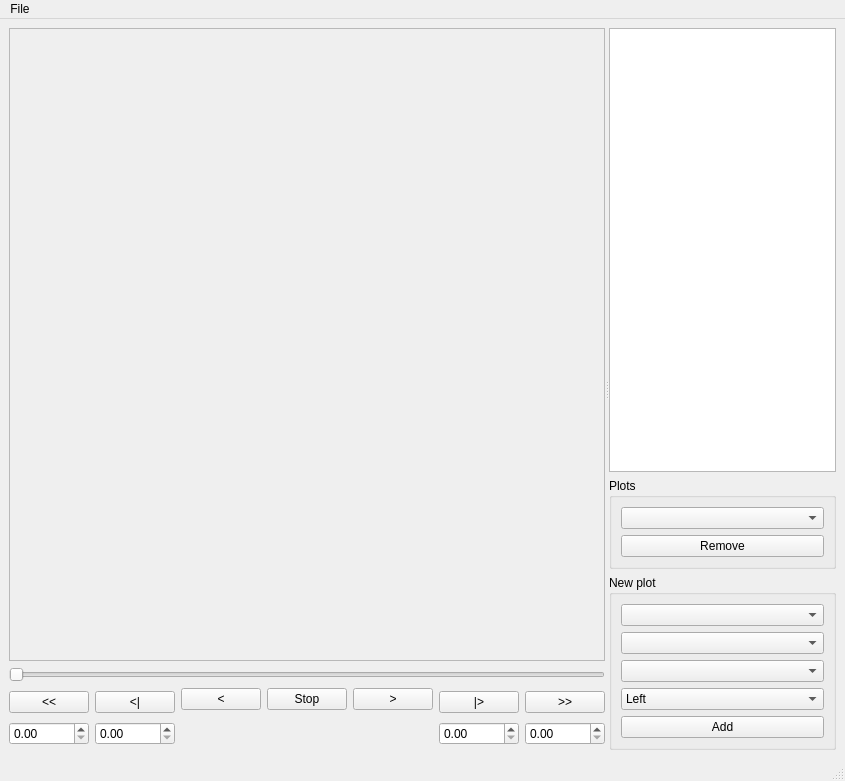
This is gait_driver/tplot_main_window.ui in mjbots/mjmech as Qt 5 draws it before an edit. The edited form follows.
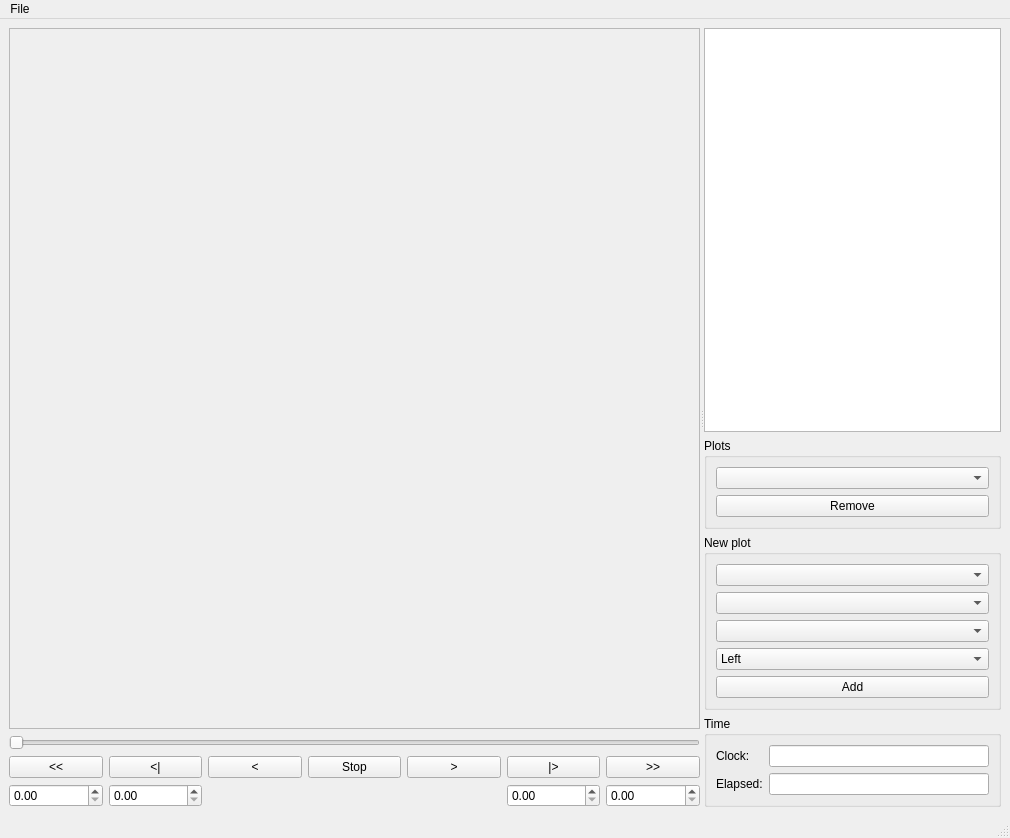
This is the edited form.

Commit message: tplot: Basic basic tree view working with the slider.  No play buttons yet.

```diff
--- a/gait_driver/tplot_main_window.ui
+++ b/gait_driver/tplot_main_window.ui
@@ -6,22 +6,22 @@
    <rect>
     <x>0</x>
     <y>0</y>
-    <width>845</width>
-    <height>781</height>
+    <width>1010</width>
+    <height>838</height>
    </rect>
   </property>
   <property name="windowTitle">
    <string>MainWindow</string>
   </property>
   <widget class="QWidget" name="centralwidget">
-   <layout class="QVBoxLayout" name="verticalLayout_12">
+   <layout class="QVBoxLayout" name="verticalLayout_3">
     <item>
      <widget class="QSplitter" name="splitter">
       <property name="orientation">
        <enum>Qt::Horizontal</enum>
       </property>
       <widget class="QWidget" name="">
-       <layout class="QVBoxLayout" name="verticalLayout_11" stretch="1,0,0">
+       <layout class="QVBoxLayout" name="verticalLayout" stretch="1,0,0">
         <item>
          <widget class="QFrame" name="plotFrame">
           <property name="sizePolicy">
@@ -39,150 +39,89 @@
          </widget>
         </item>
         <item>
-         <widget class="QSlider" name="horizontalSlider">
+         <widget class="QSlider" name="timeSlider">
+          <property name="maximum">
+           <number>1000</number>
+          </property>
           <property name="orientation">
            <enum>Qt::Horizontal</enum>
           </property>
          </widget>
         </item>
         <item>
-         <layout class="QHBoxLayout" name="horizontalLayout">
-          <item>
-           <layout class="QVBoxLayout" name="verticalLayout">
-            <item>
+         <layout class="QGridLayout" name="gridLayout">
+          <item row="0" column="0">
              <widget class="QPushButton" name="fastReverseButton">
               <property name="text">
                <string>&lt;&lt;</string>
               </property>
              </widget>
             </item>
-            <item>
-             <widget class="QDoubleSpinBox" name="fastReverseSpin"/>
-            </item>
-           </layout>
-          </item>
-          <item>
-           <layout class="QVBoxLayout" name="verticalLayout_2">
-            <item>
+          <item row="0" column="1">
              <widget class="QPushButton" name="stepBackButton">
               <property name="text">
                <string>&lt;|</string>
               </property>
              </widget>
             </item>
-            <item>
-             <widget class="QDoubleSpinBox" name="stepBackSpin"/>
-            </item>
-           </layout>
-          </item>
-          <item>
-           <layout class="QVBoxLayout" name="verticalLayout_5">
-            <item>
+          <item row="0" column="2">
              <widget class="QPushButton" name="pushButton_3">
               <property name="text">
                <string>&lt;</string>
               </property>
              </widget>
             </item>
-            <item>
-             <spacer name="verticalSpacer">
-              <property name="orientation">
-               <enum>Qt::Vertical</enum>
-              </property>
-              <property name="sizeHint" stdset="0">
-               <size>
-                <width>20</width>
-                <height>28</height>
-               </size>
-              </property>
-             </spacer>
-            </item>
-           </layout>
-          </item>
-          <item>
-           <layout class="QVBoxLayout" name="verticalLayout_6">
-            <item>
+          <item row="0" column="3">
              <widget class="QPushButton" name="stopButton">
               <property name="text">
                <string>Stop</string>
               </property>
              </widget>
             </item>
-            <item>
-             <spacer name="verticalSpacer_2">
-              <property name="orientation">
-               <enum>Qt::Vertical</enum>
-              </property>
-              <property name="sizeHint" stdset="0">
-               <size>
-                <width>20</width>
-                <height>40</height>
-               </size>
-              </property>
-             </spacer>
-            </item>
-           </layout>
-          </item>
-          <item>
-           <layout class="QVBoxLayout" name="verticalLayout_7">
-            <item>
+          <item row="0" column="4">
              <widget class="QPushButton" name="playButton">
               <property name="text">
                <string>&gt;</string>
               </property>
              </widget>
             </item>
-            <item>
-             <spacer name="verticalSpacer_3">
-              <property name="orientation">
-               <enum>Qt::Vertical</enum>
-              </property>
-              <property name="sizeHint" stdset="0">
-               <size>
-                <width>20</width>
-                <height>40</height>
-               </size>
-              </property>
-             </spacer>
-            </item>
-           </layout>
-          </item>
-          <item>
-           <layout class="QVBoxLayout" name="verticalLayout_3">
-            <item>
+          <item row="0" column="5">
              <widget class="QPushButton" name="stepForwardButton">
               <property name="text">
                <string>|&gt;</string>
               </property>
              </widget>
             </item>
-            <item>
-             <widget class="QDoubleSpinBox" name="stepForwardSpin"/>
-            </item>
-           </layout>
-          </item>
-          <item>
-           <layout class="QVBoxLayout" name="verticalLayout_4">
-            <item>
+          <item row="0" column="6">
              <widget class="QPushButton" name="fastForwardButton">
               <property name="text">
                <string>&gt;&gt;</string>
               </property>
              </widget>
             </item>
-            <item>
+          <item row="1" column="0">
+           <widget class="QDoubleSpinBox" name="fastReverseSpin"/>
+          </item>
+          <item row="1" column="1">
+           <widget class="QDoubleSpinBox" name="stepBackSpin"/>
+          </item>
+          <item row="1" column="5">
+           <widget class="QDoubleSpinBox" name="stepForwardSpin"/>
+          </item>
+          <item row="1" column="6">
              <widget class="QDoubleSpinBox" name="fastForwardSpin"/>
             </item>
            </layout>
           </item>
          </layout>
-        </item>
-       </layout>
       </widget>
       <widget class="QWidget" name="">
-       <layout class="QVBoxLayout" name="verticalLayout_10">
+       <layout class="QVBoxLayout" name="verticalLayout_2">
         <item>
          <widget class="QTreeWidget" name="treeWidget">
+          <property name="columnCount">
+           <number>2</number>
+          </property>
           <attribute name="headerVisible">
            <bool>false</bool>
           </attribute>
@@ -191,6 +130,11 @@
             <string notr="true">1</string>
            </property>
           </column>
+          <column>
+           <property name="text">
+            <string notr="true">2</string>
+           </property>
+          </column>
          </widget>
         </item>
         <item>
@@ -261,6 +205,43 @@
           </layout>
          </widget>
         </item>
+        <item>
+         <widget class="QGroupBox" name="groupBox_3">
+          <property name="title">
+           <string>Time</string>
+          </property>
+          <layout class="QFormLayout" name="formLayout">
+           <item row="0" column="0">
+            <widget class="QLabel" name="clockLabel">
+             <property name="text">
+              <string>Clock:</string>
+             </property>
+            </widget>
+           </item>
+           <item row="0" column="1">
+            <widget class="QLineEdit" name="clockEdit">
+             <property name="readOnly">
+              <bool>true</bool>
+             </property>
+            </widget>
+           </item>
+           <item row="1" column="0">
+            <widget class="QLabel" name="elapsedLabel">
+             <property name="text">
+              <string>Elapsed:</string>
+             </property>
+            </widget>
+           </item>
+           <item row="1" column="1">
+            <widget class="QLineEdit" name="elapsedEdit">
+             <property name="readOnly">
+              <bool>true</bool>
+             </property>
+            </widget>
+           </item>
+          </layout>
+         </widget>
+        </item>
        </layout>
       </widget>
      </widget>
@@ -272,7 +253,7 @@
     <rect>
      <x>0</x>
      <y>0</y>
-     <width>845</width>
+     <width>1010</width>
      <height>20</height>
     </rect>
    </property>
```
Lines whose indentation alone changed are shown as unchanged. The commit also changes 1 other file.
